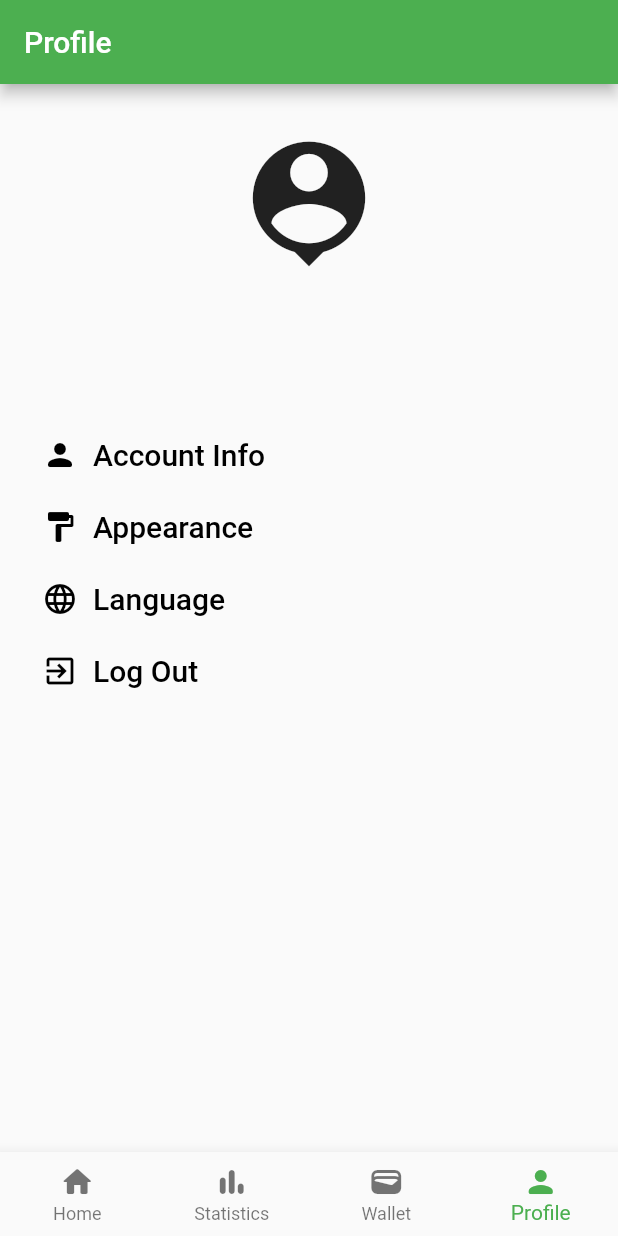
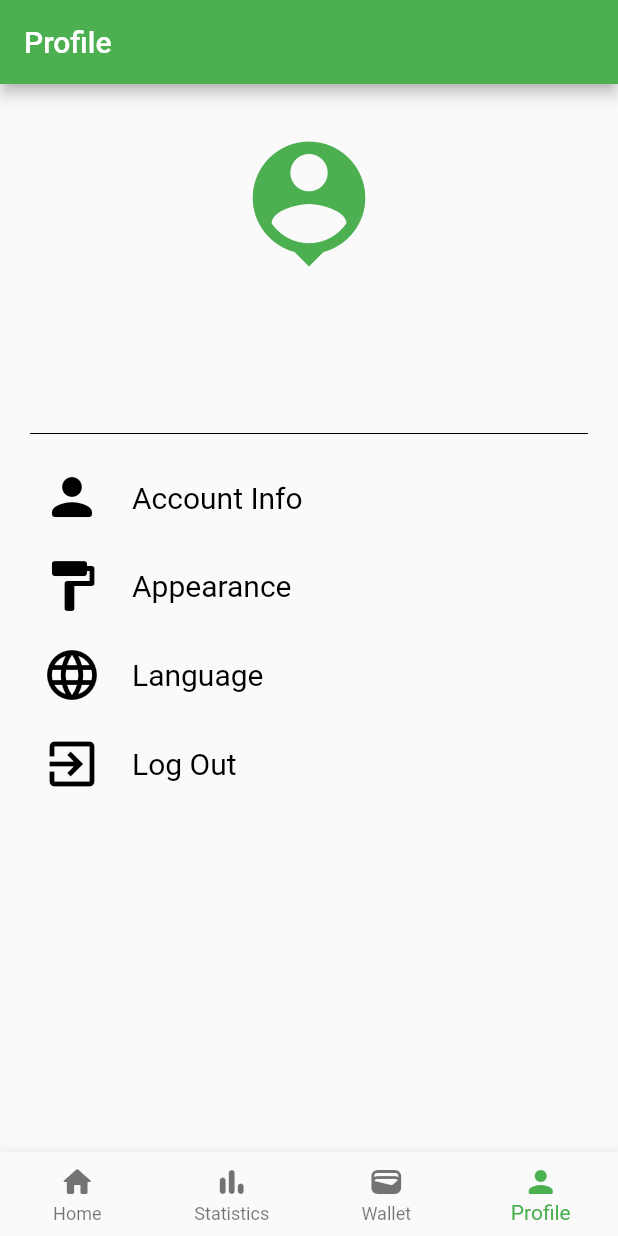
Before and after one commit to Erkebulan-Akhmediya/expense_tracker, a Flutter app: the screen it shows once a user with an empty profile is signed in, item 4 of the bottom bar chosen, on a phone screen of 412 x 824 dp. Run offline on Flutter 3.47's test engine with Material 2 defaults, Android fonts, the phone set to English and light mode, and no system bars; our stand-ins replace cloud_firestore, firebase_auth, firebase_core, fl_chart, get, google_fonts and 1 more; accounts and stored records are empty.

Commit message:
polishing the ui

```diff
--- a/lib/main.dart
+++ b/lib/main.dart
@@ -44,6 +44,7 @@ class MyApp extends StatelessWidget {
     textTheme: const TextTheme(
       labelLarge: TextStyle(
         fontSize: 20,
+        fontWeight: FontWeight.w400,
       ),
       bodyLarge: TextStyle(
         color: Colors.white,
--- a/lib/views/home/expense.dart
+++ b/lib/views/home/expense.dart
@@ -37,16 +37,20 @@ class _ExpenseState extends State<Expense> {
   Widget build(BuildContext context) {
     return Container(
       margin: const EdgeInsets.only(bottom: 10),
+      padding: const EdgeInsets.all(10.0),
+      decoration: BoxDecoration(
+        color: Theme.of(context).primaryColor.withOpacity(0.3),
+        borderRadius: BorderRadius.circular(10.0),
+      ),
       child: Row(
         children: <Widget>[
-          Expanded(
-            child: Row(
+          Row(
             children: <Widget>[
               Container(
                 padding: const EdgeInsets.only(right: 10),
                 child: Icon(
                   widget.icons[widget.category],
-                    size: 60,
+                  size: 50,
                   color: Theme.of(context).textTheme.bodyMedium?.color,
                 ),
               ),
@@ -58,6 +62,7 @@ class _ExpenseState extends State<Expense> {
                     widget.name,
                     style: TextStyle(
                       fontWeight: FontWeight.bold,
+                      fontSize: 15,
                       color: Theme.of(context).textTheme.bodyMedium?.color,
                     ),
                   ),
@@ -68,7 +73,6 @@ class _ExpenseState extends State<Expense> {
                 ],
               ),
             ],
-            ),
           ),
           Expanded(
             child: Row(
--- a/lib/views/profile/options.dart
+++ b/lib/views/profile/options.dart
@@ -12,40 +12,58 @@ class Options extends StatelessWidget {
   Widget build(BuildContext context) {
     return Column(
       children: <Widget>[
-        TextButton(
+        Container(
+          margin: const EdgeInsets.only(bottom: 10.0, top: 10.0),
+          child: TextButton(
             onPressed: () {},
             child: Row(
               children: <Widget>[
                 Container(
-                margin: const EdgeInsets.only(right: 10.0),
-                child: const Icon(Icons.person_rounded),
+                  margin: const EdgeInsets.only(right: 20.0),
+                  child: const Icon(
+                    Icons.person_rounded,
+                    size: 40,
+                  ),
                 ),
                 const Text('Account Info'),
               ],
             ),
           ),
-        TextButton(
+        ),
+        Container(
+          margin: const EdgeInsets.only(bottom: 10.0),
+          child: TextButton(
             onPressed: () {},
             child: Row(
               children: <Widget>[
                 Container(
-                margin: const EdgeInsets.only(right: 10.0),
-                child: const Icon(Icons.format_paint_rounded),
+                  margin: const EdgeInsets.only(right: 20.0),
+                  child: const Icon(
+                    Icons.format_paint_rounded,
+                    size: 40,
+                  ),
                 ),
                 const Text('Appearance'),
               ],
             ),
           ),
-        TextButton(
+        ),
+        Container(
+          margin: const EdgeInsets.only(bottom: 10.0),
+          child: TextButton(
             onPressed: () {},
             child: Row(
               children: <Widget>[
                 Container(
-                margin: const EdgeInsets.only(right: 10.0),
-                child: const Icon(Icons.language_rounded),
+                  margin: const EdgeInsets.only(right: 20.0),
+                  child: const Icon(
+                    Icons.language_rounded,
+                    size: 40,
+                  ),
                 ),
                 const Text('Language'),
               ],
+            ),
           ),
         ),
         TextButton(
@@ -55,8 +73,11 @@ class Options extends StatelessWidget {
           child: Row(
             children: <Widget>[
               Container(
-                margin: const EdgeInsets.only(right: 10.0),
-                child: const Icon(Icons.exit_to_app_outlined),
+                margin: const EdgeInsets.only(right: 20.0),
+                child: const Icon(
+                  Icons.exit_to_app_outlined,
+                  size: 40,
+                ),
               ),
               const Text('Log Out'),
             ],
--- a/lib/views/profile/profile.dart
+++ b/lib/views/profile/profile.dart
@@ -30,9 +30,10 @@ class Profile extends StatelessWidget {
                 children: <Widget>[
                   Container(
                     margin: const EdgeInsets.all(10.0),
-                    child: const Icon(
+                    child: Icon(
                       Icons.person_pin,
                       size: 100,
+                      color: Theme.of(context).primaryColor,
                     ),
                   ),
                   StreamBuilder(
@@ -56,7 +57,16 @@ class Profile extends StatelessWidget {
                   ),
                   Container(
                     margin: const EdgeInsets.all(10.0),
-                    child: Text(_authController.currentUser!.email!),
+                    child: Text(
+                      _authController.currentUser!.email!,
+                      style: const TextStyle(
+                        fontSize: 15,
+                        fontWeight: FontWeight.w300,
+                      ),
+                    ),
+                  ),
+                  const Divider(
+                    color: Colors.black,
                   ),
                   Options(),
                 ],
--- a/lib/views/statictics/category.dart
+++ b/lib/views/statictics/category.dart
@@ -1,7 +1,7 @@
 import 'package:flutter/material.dart';
 
 class Category extends StatelessWidget {
-  Category({
+  const Category({
     super.key,
     required this.category,
     required this.amount,
@@ -10,7 +10,7 @@ class Category extends StatelessWidget {
   final String category;
   final double amount;
 
-  Map<String, IconData> icons = {
+  final Map<String, IconData> icons = const {
     'Uncategorized': Icons.attach_money_rounded,
     'Housing': Icons.house_rounded,
     'Transportation': Icons.emoji_transportation_rounded,
--- a/lib/views/wallet.dart
+++ b/lib/views/wallet.dart
@@ -29,6 +29,12 @@ class _WalletState extends State<Wallet> {
           date: _dateController.text,
         ),
       );
+      setState(() {
+        _selectedCategory = 'Uncategorized';
+      });
+      _nameController.text = '';
+      _amountController.text = '';
+      _dateController.text = '';
       Get.snackbar(
         'Success',
         'Expense has been added',
```
Lines whose indentation alone changed are shown as unchanged.
